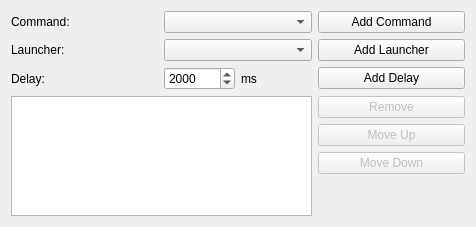
KDE/simon, file plugins/Commands/Composite/createcompositecommandwidget.ui: the form before one commit.
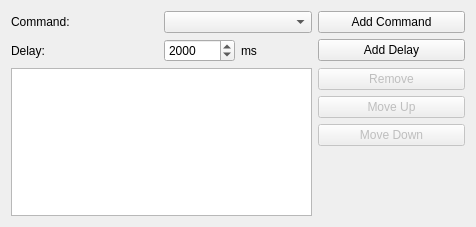
The form after the commit. Custom widgets are drawn as their Qt base class.

Commit message: Removing old command launcher architecture

Diff of the .ui file:
```diff
--- a/plugins/Commands/Composite/createcompositecommandwidget.ui
+++ b/plugins/Commands/Composite/createcompositecommandwidget.ui
@@ -31,14 +31,14 @@
      </property>
     </widget>
    </item>
-   <item row="2" column="0">
+   <item row="1" column="0">
     <widget class="QLabel" name="label_2">
      <property name="text">
       <string>Delay:</string>
      </property>
     </widget>
    </item>
-   <item row="2" column="1">
+   <item row="1" column="1">
     <layout class="QHBoxLayout" name="horizontalLayout">
      <item>
       <widget class="KIntSpinBox" name="sbDelay">
@@ -65,14 +65,14 @@
      </item>
     </layout>
    </item>
-   <item row="2" column="2">
+   <item row="1" column="2">
     <widget class="QPushButton" name="pbAddDelay">
      <property name="text">
       <string>Add Delay</string>
      </property>
     </widget>
    </item>
-   <item row="6" column="0" colspan="2">
+   <item row="5" column="0" colspan="2">
     <widget class="QTableView" name="tvCommands">
      <property name="selectionMode">
       <enum>QAbstractItemView::SingleSelection</enum>
@@ -82,7 +82,7 @@
      </property>
     </widget>
    </item>
-   <item row="6" column="2">
+   <item row="5" column="2">
     <layout class="QVBoxLayout" name="verticalLayout">
      <item>
       <widget class="QPushButton" name="pbRemove">
@@ -129,23 +129,6 @@
      </item>
     </layout>
    </item>
-   <item row="1" column="0">
-    <widget class="QLabel" name="label_4">
-     <property name="text">
-      <string>Launcher:</string>
-     </property>
-    </widget>
-   </item>
-   <item row="1" column="1">
-    <widget class="KComboBox" name="cbLaunchers"/>
-   </item>
-   <item row="1" column="2">
-    <widget class="QPushButton" name="pbAddLauncher">
-     <property name="text">
-      <string>Add Launcher</string>
-     </property>
-    </widget>
-   </item>
   </layout>
  </widget>
  <customwidgets>
```
The commit also changes 33 other files.
